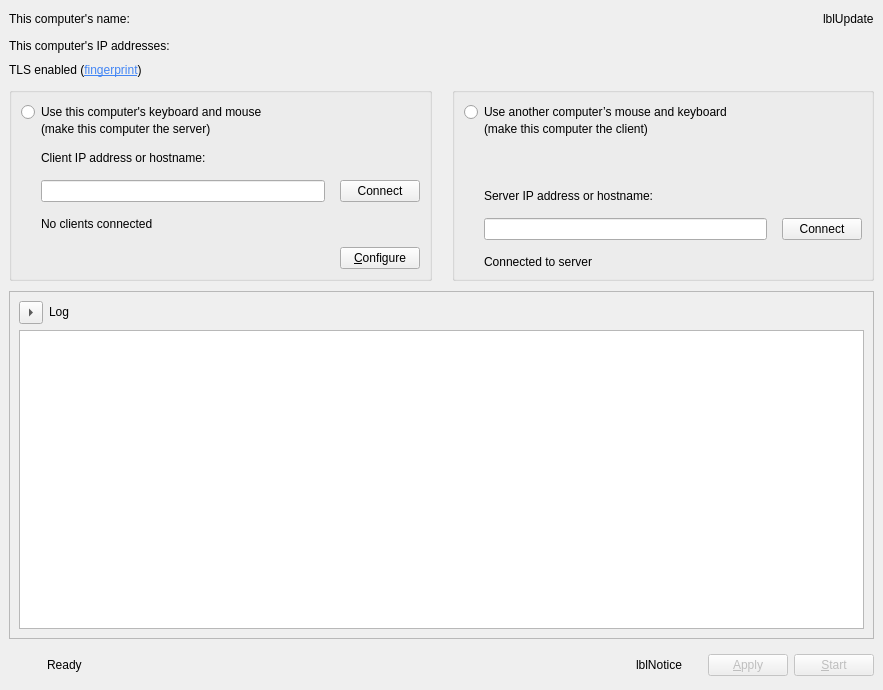
Before: the Qt Designer form src/apps/deskflow-gui/MainWindow.ui in deskflow/deskflow, drawn with Qt 5.
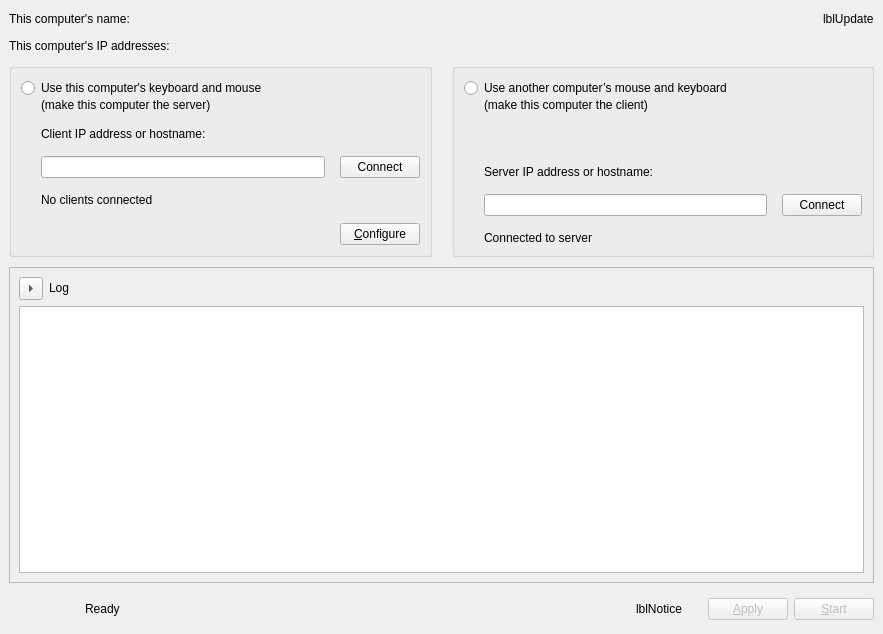
After: the same form once the commit is applied. Icons and pictures are not drawn. Custom widgets are drawn as their Qt base class.

Commit message: refactor: mainwindow move tls button to fingerprint

The edit to the form file:
```diff
--- a/src/apps/deskflow-gui/MainWindow.ui
+++ b/src/apps/deskflow-gui/MainWindow.ui
@@ -7,7 +7,7 @@
     <x>0</x>
     <y>0</y>
     <width>883</width>
-    <height>690</height>
+    <height>634</height>
    </rect>
   </property>
   <property name="sizePolicy">
@@ -89,22 +89,6 @@
       </property>
      </widget>
     </item>
-    <item>
-     <widget class="QLabel" name="lblMyFingerprint">
-      <property name="sizePolicy">
-       <sizepolicy hsizetype="Preferred" vsizetype="Fixed">
-        <horstretch>0</horstretch>
-        <verstretch>0</verstretch>
-       </sizepolicy>
-      </property>
-      <property name="text">
-       <string>&lt;html&gt;&lt;head/&gt;&lt;body&gt;&lt;p&gt;TLS enabled (&lt;a href=&quot;#&quot;&gt;&lt;span style=&quot; text-decoration: underline; color:#4285f4;&quot;&gt;fingerprint&lt;/span&gt;&lt;/a&gt;)&lt;/p&gt;&lt;/body&gt;&lt;/html&gt;</string>
-      </property>
-      <property name="textFormat">
-       <enum>Qt::TextFormat::RichText</enum>
-      </property>
-     </widget>
-    </item>
     <item>
      <widget class="QWidget" name="widgetModes" native="true">
       <property name="sizePolicy">
@@ -515,6 +499,43 @@
       <property name="sizeConstraint">
        <enum>QLayout::SizeConstraint::SetDefaultConstraint</enum>
       </property>
+      <item>
+       <widget class="QToolButton" name="btnLocalFingerprint">
+        <property name="minimumSize">
+         <size>
+          <width>32</width>
+          <height>32</height>
+         </size>
+        </property>
+        <property name="maximumSize">
+         <size>
+          <width>32</width>
+          <height>32</height>
+         </size>
+        </property>
+        <property name="toolTip">
+         <string>View local fingerprint</string>
+        </property>
+        <property name="text">
+         <string/>
+        </property>
+        <property name="icon">
+         <iconset theme="fingerprint"/>
+        </property>
+        <property name="iconSize">
+         <size>
+          <width>32</width>
+          <height>32</height>
+         </size>
+        </property>
+        <property name="shortcut">
+         <string>Ctrl+S</string>
+        </property>
+        <property name="autoRaise">
+         <bool>true</bool>
+        </property>
+       </widget>
+      </item>
       <item>
        <widget class="QLabel" name="lblConnectionSecurityStatus">
         <property name="enabled">
```
The commit also changes 1 other file.
